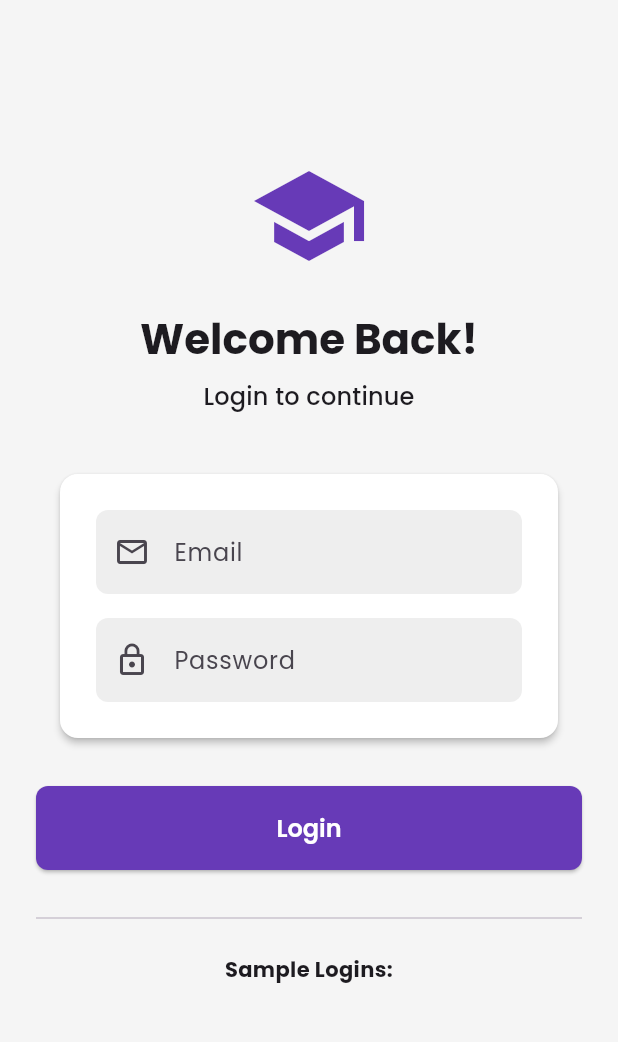
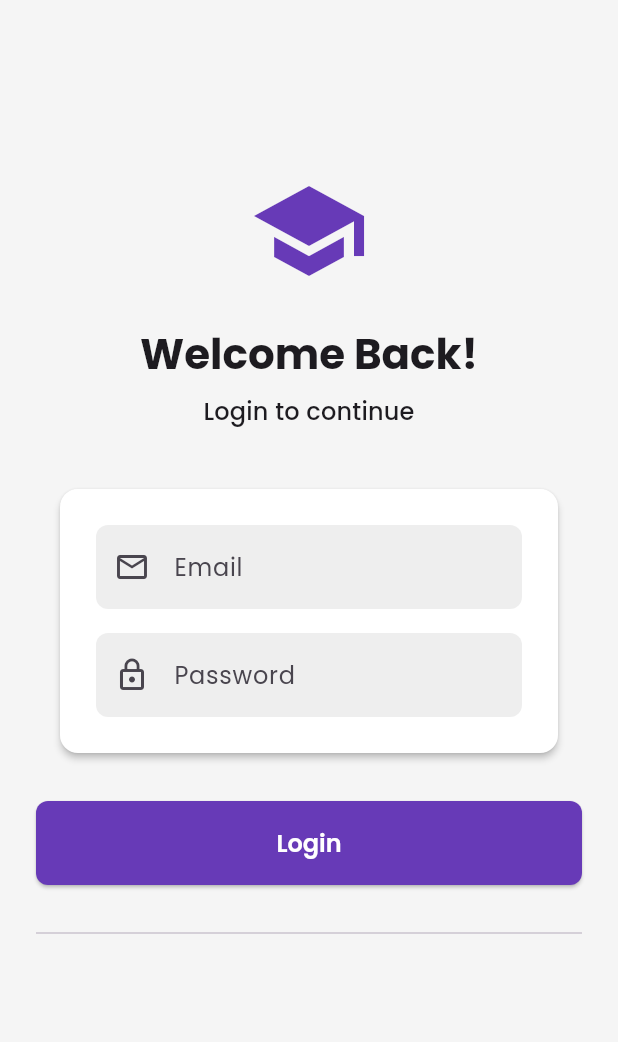
Before and after one commit to vinothpepstech-arch/class_attendance, a Flutter app: the screen it shows after launch, on a phone screen of 412 x 824 dp, the part 84-1126 px from its top. Run offline on Flutter 3.47's test engine with Material 3 defaults, Android fonts, the phone set to English and light mode, and no system bars; our stand-ins replace google_fonts, supabase_flutter; accounts and stored records are empty.

Commit message:
updated final apkkk

```diff
--- a/lib/screens/login_screen.dart
+++ b/lib/screens/login_screen.dart
@@ -154,11 +154,7 @@ class _LoginScreenState extends State<LoginScreen> with SingleTickerProviderStat
                   const SizedBox(height: 24),
                   const Divider(),
                   const SizedBox(height: 16),
-                  const Text(
-                    'Sample Logins:',
-                    textAlign: TextAlign.center,
-                    style: TextStyle(fontWeight: FontWeight.bold),
-                  ),
+
                   const SizedBox(height: 8),
                  ],
               ),
```
